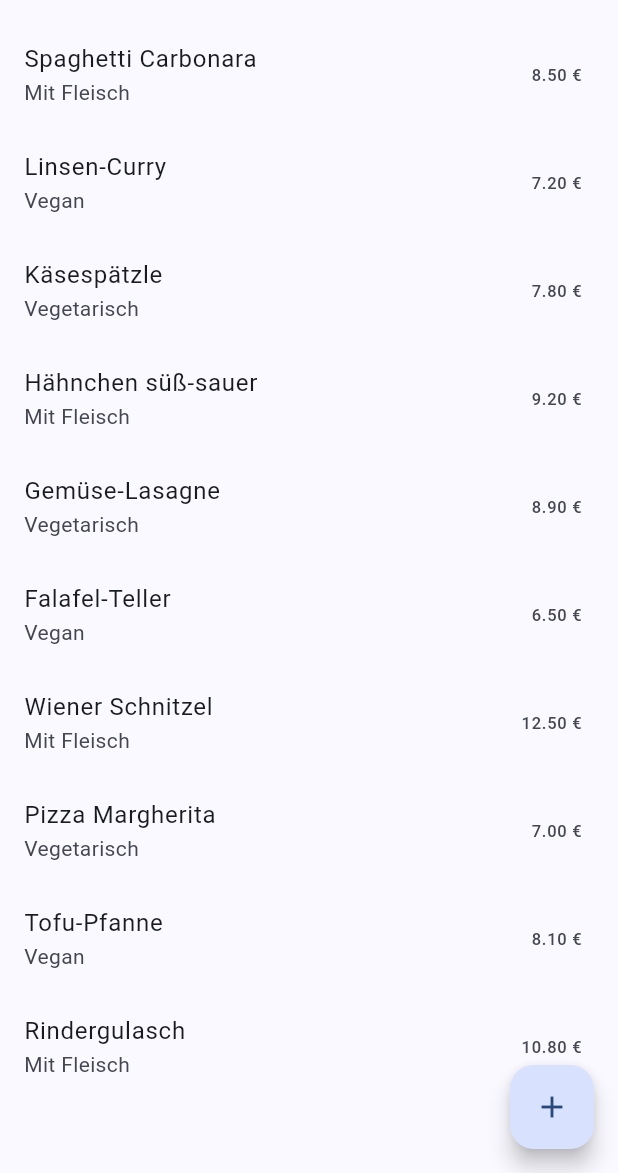
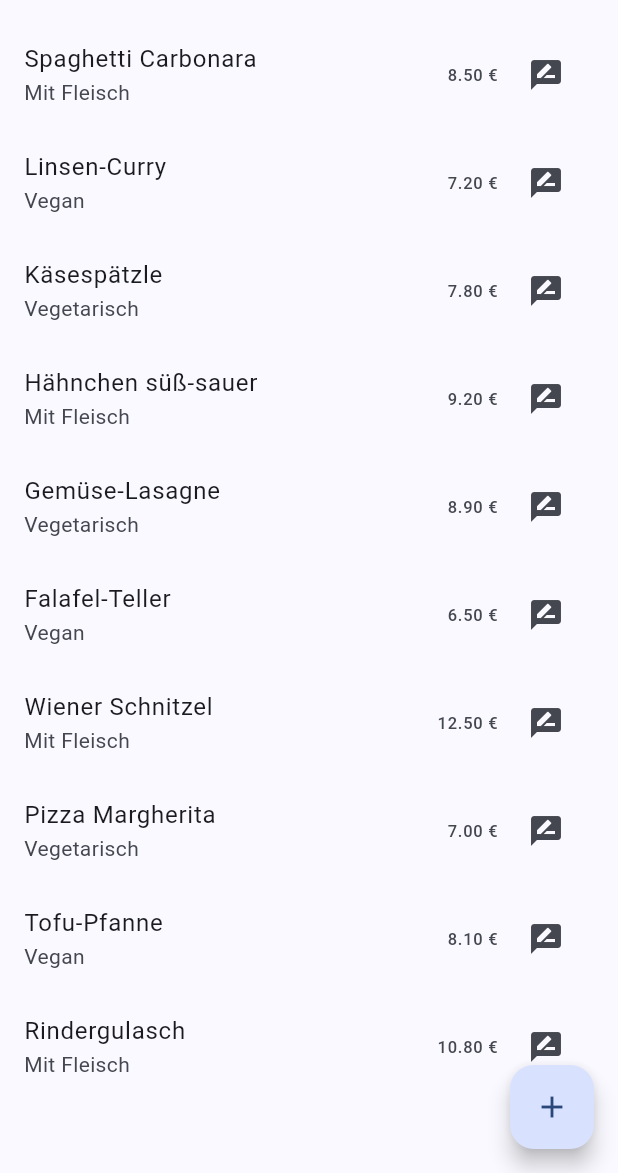
Before and after one commit to HendrikAlexander/meal_planner_app, a Flutter app: the EssenDialog screen opened by its route, on a phone screen of 412 x 824 dp, the part 63-1236 px from its top. Run offline on Flutter 3.47's test engine with Material 3 defaults, Android fonts, the phone set to English and light mode, and no system bars; our stand-ins replace image_picker; accounts and stored records are empty.

Commit message:
Bewertungen auch in Speisekarte hinzugefügt

```diff
--- a/lib/main.dart
+++ b/lib/main.dart
@@ -7,7 +7,7 @@ import 'package:provider/provider.dart';
 import 'view/SpeisekarteView/essen_dialog.dart';
 import 'view/Startseite/startbildschirm.dart';
 import 'view/EssensplanView/essensplan_dialog.dart';
-import 'view/SpeisekarteView/bewertungen_liste.dart';
+import 'view/EssensbewertungView/bewertung_dialog.dart';
 import 'viewmodel/EssensbewertungViewModel/essensbewertung_viewmodel.dart';
 
 // NEU: Login-View + ViewModel importieren
@@ -43,7 +43,7 @@ class MyApp extends StatelessWidget {
         '/login': (context) => const LoginView(),
         '/speisekarte': (context) => const EssenDialog(),
         '/essensplan': (context) => const EssensplanDialog(),
-        '/bewertungen': (context) => const BewertungenListe(),
+        '/bewertungen': (context) => const BewertungDialog(),
       },
     );
   }
--- a/lib/view/SpeisekarteView/add_bewertung_dialog.dart
+++ b/lib/view/EssensbewertungView/add_bewertung_dialog.dart
@@ -102,7 +102,7 @@ class _AddBewertungDialogState extends State<AddBewertungDialog> {
             items: [1, 2, 3, 4, 5].map((wert) {
               return DropdownMenuItem(
                 value: wert,
-                child: Text('$wert Stern'),
+                child: Text('$wert Sterne'),
               );
             }).toList(),
             onChanged: (value) {
--- a/lib/view/EssensplanView/essensplan_dialog.dart
+++ b/lib/view/EssensplanView/essensplan_dialog.dart
@@ -8,7 +8,7 @@ import '../../model/essens_art.dart';
 import '../../model/essensplan.dart';
 import '../../viewmodel/EssensplanViewModel/essensplan_viewmodel.dart';
 import 'add_essensplan_dialog.dart';
-import '../SpeisekarteView/add_bewertung_dialog.dart';
+import '../EssensbewertungView/add_bewertung_dialog.dart';
 
 class EssensplanDialog extends StatefulWidget {
   const EssensplanDialog({super.key});
--- a/lib/view/SpeisekarteView/essen_dialog.dart
+++ b/lib/view/SpeisekarteView/essen_dialog.dart
@@ -1,14 +1,20 @@
 // lib/view/SpeisekarteView/essen_dialog.dart
 
 import 'package:flutter/material.dart';
+import 'package:provider/provider.dart';
+
 import 'package:meal_planner_app/model/user.dart';
 import 'package:meal_planner_app/viewmodel/LoginViewModel/login_viewmodel.dart';
-import 'package:provider/provider.dart';
+
 import '../../model/essen.dart';
 import '../../model/essens_art.dart';
 import '../../viewmodel/SpeisekarteViewModel/essen_viewmodel.dart';
+import '../EssensbewertungView/add_bewertung_dialog.dart';
 import 'add_essen_dialog.dart';
 
+/// Bildschirm zur Anzeige und Verwaltung der Speisekarte
+/// Hier können neue Essen hinzugefügt, bearbeitet, gelöscht
+/// und Bewertungen abgegeben werden.
 class EssenDialog extends StatefulWidget {
   const EssenDialog({super.key});
 
@@ -17,43 +23,44 @@ class EssenDialog extends StatefulWidget {
 }
 
 class _EssenDialogState extends State<EssenDialog> {
+  // ViewModel verwaltet die Liste der Essen
   final EssenViewModel viewModel = EssenViewModel();
 
+  /// Öffnet den Dialog zum Hinzufügen eines neuen Essens
   void _einNeuesEssenHinzufuegen() async {
     final neuesEssen = await showDialog<Essen>(
       context: context,
       builder: (BuildContext context) {
+        // Dialog im "Erstellen"-Modus → kein Essen übergeben
         return const AddEssenDialog();
       },
     );
     if (neuesEssen != null) {
       setState(() {
+        // Neues Essen ins ViewModel hinzufügen
         viewModel.addEssen(neuesEssen);
       });
     }
   }
 
-  // MODIFIED: This function now handles the "DELETE" signal
+  /// Öffnet den Dialog zum Bearbeiten eines bestehenden Essens
   void _einEssenBearbeiten(Essen altesEssen, int index) async {
-    final result = await showDialog(
-      // result can be Essen, String, or null
+    final geaendertesEssen = await showDialog<Essen>(
       context: context,
       builder: (BuildContext context) {
+        // Dialog im "Bearbeiten"-Modus → aktuelles Essen übergeben
         return AddEssenDialog(essen: altesEssen);
       },
     );
-
-    if (result == null) return; // User canceled
-
-    if (result == 'DELETE_ACTION') {
-      _einEssenLoeschen(altesEssen);
-    } else if (result is Essen) {
+    if (geaendertesEssen != null) {
       setState(() {
-        viewModel.updateEssen(index, result);
+        // Geändertes Essen im ViewModel aktualisieren
+        viewModel.updateEssen(index, geaendertesEssen);
       });
     }
   }
 
+  /// Löscht ein Essen aus der Liste
   void _einEssenLoeschen(Essen essen) {
     setState(() {
       viewModel.deleteEssen(essen);
@@ -62,39 +69,70 @@ class _EssenDialogState extends State<EssenDialog> {
 
   @override
   Widget build(BuildContext context) {
+    // Rollenermittlung: Admin darf löschen (Swipe-to-Delete), alle dürfen bewerten
     final isAdmin =
         Provider.of<LoginViewModel>(context, listen: false).currentRole ==
-        UserRole.admin;
+            UserRole.admin;
 
     return Scaffold(
-      appBar: AppBar(title: const Text('Speisekarte')),
+      appBar: AppBar(
+        title: const Text('Speisekarte'),
+      ),
       body: ListView.builder(
         itemCount: viewModel.essenListe.length,
         itemBuilder: (context, index) {
           final essen = viewModel.essenListe[index];
+
+          // Kachel-Inhalt: gemeinsam für Admin & Nicht-Admin
+          final tile = ListTile(
+            title: Text(essen.name),                  // Name des Essens
+            subtitle: Text(essen.art.anzeigeName),    // Art des Essens (z. B. vegetarisch)
+            // ⬇️ PREIS + BUTTON "Bewertung abgeben"
+            trailing: Wrap(
+              spacing: 8,
+              crossAxisAlignment: WrapCrossAlignment.center,
+              children: [
+                Text('${essen.preis.toStringAsFixed(2)} €'), // Preis
+                IconButton(
+                  tooltip: 'Bewertung abgeben',
+                  icon: const Icon(Icons.rate_review),
+                  onPressed: () {
+                    // Bewertungsdialog öffnen und das aktuelle Essen mitgeben
+                    showDialog(
+                      context: context,
+                      builder: (context) => AddBewertungDialog(
+                        essen: essen, // wichtig: so wird essenName korrekt gespeichert
+                      ),
+                    );
+                  },
+                ),
+              ],
+            ),
+            // Tippen auf die Kachel → Essen bearbeiten
+            onTap: () {
+              _einEssenBearbeiten(essen, index);
+            },
+          );
+
           if (isAdmin) {
-            // Admins dürfen löschen
+            // Admins dürfen löschen (Swipe to delete)
             return Dismissible(
               key: Key(essen.name + index.toString()),
-              direction: DismissDirection.endToStart,
+              direction: DismissDirection.endToStart, // Nur von rechts nach links
               background: Container(
                 color: Colors.red,
                 alignment: Alignment.centerRight,
                 padding: const EdgeInsets.symmetric(horizontal: 20),
                 child: const Icon(Icons.delete, color: Colors.white),
               ),
-              onDismissed: (direction) {
-                _einEssenLoeschen(essen);
-              },
+              // Sicherheitsabfrage vor dem Löschen
               confirmDismiss: (direction) async {
                 return await showDialog<bool>(
                   context: context,
                   builder: (BuildContext context) {
                     return AlertDialog(
                       title: const Text('Bestätigung'),
-                      content: Text(
-                        'Möchten Sie "${essen.name}" wirklich löschen?',
-                      ),
+                      content: Text('Möchten Sie "${essen.name}" wirklich löschen?'),
                       actions: <Widget>[
                         TextButton(
                           onPressed: () => Navigator.of(context).pop(false),
@@ -109,22 +147,14 @@ class _EssenDialogState extends State<EssenDialog> {
                   },
                 );
               },
-              child: ListTile(
-                title: Text(essen.name),
-                subtitle: Text(essen.art.anzeigeName),
-                trailing: Text('${essen.preis.toStringAsFixed(2)} €'),
-                onTap: () {
-                  _einEssenBearbeiten(essen, index);
-                },
-              ),
+              onDismissed: (direction) {
+                _einEssenLoeschen(essen);
+              },
+              child: tile,
             );
           } else {
             // Nur lesender Zugriff für Nicht-Admins
-            return ListTile(
-              title: Text(essen.name),
-              subtitle: Text(essen.art.anzeigeName),
-              trailing: Text('${essen.preis.toStringAsFixed(2)} €'),
-            );
+            return tile;
           }
         },
       ),
```
Also changed, not shown: lib/view/EssensbewertungView/bewertung_dialog.dart (renamed from lib/view/SpeisekarteView/bewertungen_liste.dart, +4 -4 lines).
